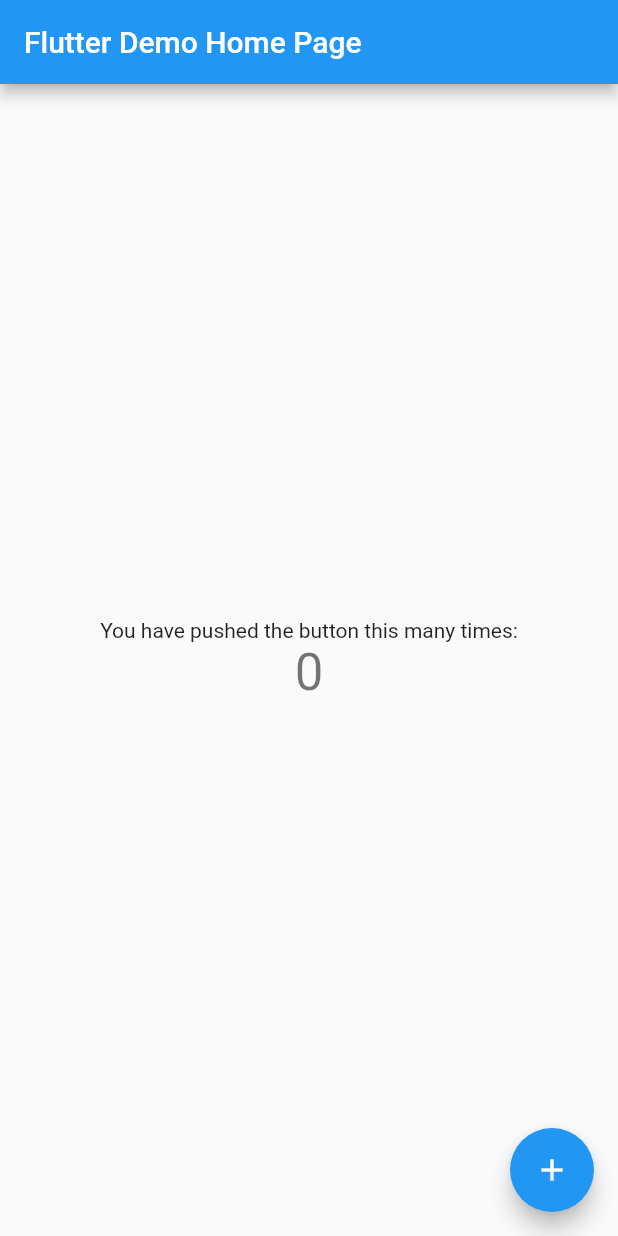
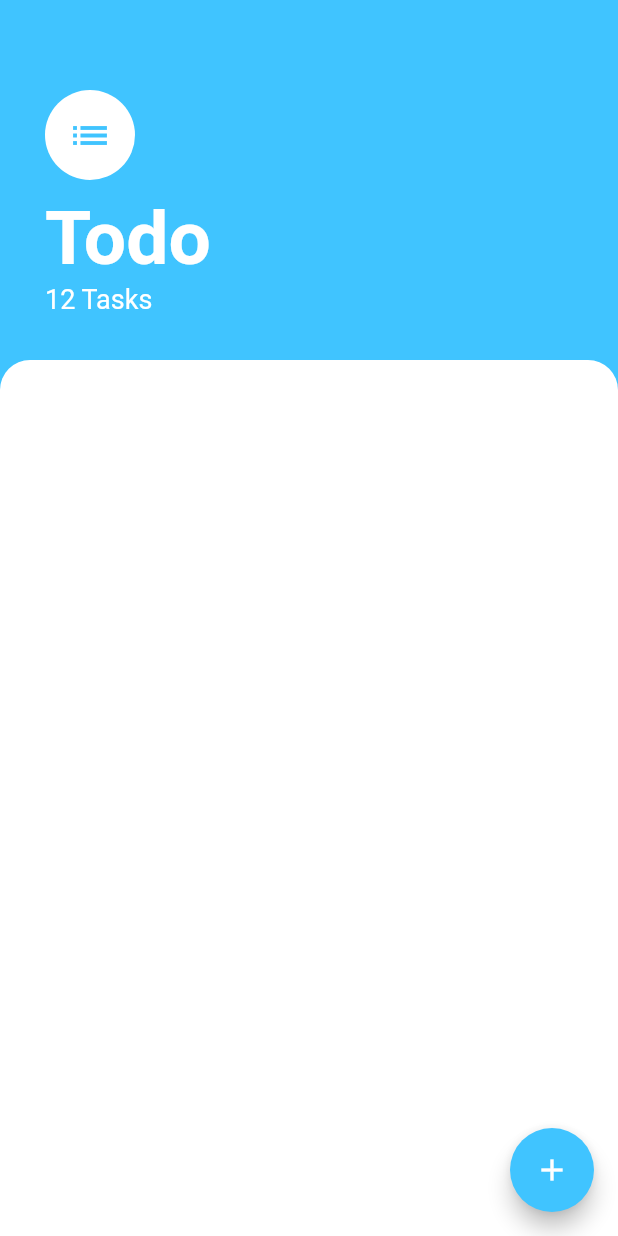
Before and after one commit to arvan903/todo_list_flutter, a Flutter app: the screen it shows after launch, on a phone screen of 412 x 824 dp. Run offline on Flutter 3.47's test engine with Material 2 defaults, Android fonts, the phone set to English and light mode, and no system bars.

Commit message:
First design added

```diff
--- a/lib/main.dart
+++ b/lib/main.dart
@@ -1,115 +1,15 @@
 import 'package:flutter/material.dart';
+import 'package:todo_list_flutter/screens/task_screen.dart';
 
-void main() {
-  runApp(const MyApp());
-}
+void main() => runApp(myApp());
 
-class MyApp extends StatelessWidget {
-  const MyApp({Key? key}) : super(key: key);
+class myApp extends StatelessWidget {
+  const myApp({Key? key}) : super(key: key);
 
-  // This widget is the root of your application.
   @override
   Widget build(BuildContext context) {
     return MaterialApp(
-      title: 'Flutter Demo',
-      theme: ThemeData(
-        // This is the theme of your application.
-        //
-        // Try running your application with "flutter run". You'll see the
-        // application has a blue toolbar. Then, without quitting the app, try
-        // changing the primarySwatch below to Colors.green and then invoke
-        // "hot reload" (press "r" in the console where you ran "flutter run",
-        // or simply save your changes to "hot reload" in a Flutter IDE).
-        // Notice that the counter didn't reset back to zero; the application
-        // is not restarted.
-        primarySwatch: Colors.blue,
-      ),
-      home: const MyHomePage(title: 'Flutter Demo Home Page'),
+      home: TasksScreen(),
     );
   }
 }
-
-class MyHomePage extends StatefulWidget {
-  const MyHomePage({Key? key, required this.title}) : super(key: key);
-
-  // This widget is the home page of your application. It is stateful, meaning
-  // that it has a State object (defined below) that contains fields that affect
-  // how it looks.
-
-  // This class is the configuration for the state. It holds the values (in this
-  // case the title) provided by the parent (in this case the App widget) and
-  // used by the build method of the State. Fields in a Widget subclass are
-  // always marked "final".
-
-  final String title;
-
-  @override
-  State<MyHomePage> createState() => _MyHomePageState();
-}
-
-class _MyHomePageState extends State<MyHomePage> {
-  int _counter = 0;
-
-  void _incrementCounter() {
-    setState(() {
-      // This call to setState tells the Flutter framework that something has
-      // changed in this State, which causes it to rerun the build method below
-      // so that the display can reflect the updated values. If we changed
-      // _counter without calling setState(), then the build method would not be
-      // called again, and so nothing would appear to happen.
-      _counter++;
-    });
-  }
-
-  @override
-  Widget build(BuildContext context) {
-    // This method is rerun every time setState is called, for instance as done
-    // by the _incrementCounter method above.
-    //
-    // The Flutter framework has been optimized to make rerunning build methods
-    // fast, so that you can just rebuild anything that needs updating rather
-    // than having to individually change instances of widgets.
-    return Scaffold(
-      appBar: AppBar(
-        // Here we take the value from the MyHomePage object that was created by
-        // the App.build method, and use it to set our appbar title.
-        title: Text(widget.title),
-      ),
-      body: Center(
-        // Center is a layout widget. It takes a single child and positions it
-        // in the middle of the parent.
-        child: Column(
-          // Column is also a layout widget. It takes a list of children and
-          // arranges them vertically. By default, it sizes itself to fit its
-          // children horizontally, and tries to be as tall as its parent.
-          //
-          // Invoke "debug painting" (press "p" in the console, choose the
-          // "Toggle Debug Paint" action from the Flutter Inspector in Android
-          // Studio, or the "Toggle Debug Paint" command in Visual Studio Code)
-          // to see the wireframe for each widget.
-          //
-          // Column has various properties to control how it sizes itself and
-          // how it positions its children. Here we use mainAxisAlignment to
-          // center the children vertically; the main axis here is the vertical
-          // axis because Columns are vertical (the cross axis would be
-          // horizontal).
-          mainAxisAlignment: MainAxisAlignment.center,
-          children: <Widget>[
-            const Text(
-              'You have pushed the button this many times:',
-            ),
-            Text(
-              '$_counter',
-              style: Theme.of(context).textTheme.headline4,
-            ),
-          ],
-        ),
-      ),
-      floatingActionButton: FloatingActionButton(
-        onPressed: _incrementCounter,
-        tooltip: 'Increment',
-        child: const Icon(Icons.add),
-      ), // This trailing comma makes auto-formatting nicer for build methods.
-    );
-  }
-}
--- /dev/null
+++ b/lib/screens/task_screen.dart
@@ -0,0 +1,64 @@
+import 'package:flutter/cupertino.dart';
+import 'package:flutter/material.dart';
+
+class TasksScreen extends StatelessWidget {
+  const TasksScreen({Key? key}) : super(key: key);
+
+  @override
+  Widget build(BuildContext context) {
+    return Scaffold(
+      backgroundColor: Colors.lightBlueAccent,
+      floatingActionButton: FloatingActionButton(
+        onPressed: null,
+        backgroundColor: Colors.lightBlueAccent,
+        child: Icon(Icons.add),
+      ),
+      body: Column(
+        crossAxisAlignment: CrossAxisAlignment.start,
+        children: [
+          Container(
+            padding: EdgeInsets.only(
+                top: 60.0, left: 30.0, right: 30.0, bottom: 30.0),
+            child: Column(
+              crossAxisAlignment: CrossAxisAlignment.start,
+              children: [
+                CircleAvatar(
+                  child: Icon(
+                    Icons.list,
+                    size: 30.0,
+                    color: Colors.lightBlueAccent,
+                  ),
+                  backgroundColor: Colors.white,
+                  radius: 30.0,
+                ),
+                SizedBox(
+                  height: 10.0,
+                ),
+                Text(
+                  'Todo',
+                  style: TextStyle(
+                      color: Colors.white,
+                      fontSize: 50.0,
+                      fontWeight: FontWeight.w700),
+                ),
+                Text(
+                  '12 Tasks',
+                  style: TextStyle(color: Colors.white, fontSize: 18.0),
+                ),
+              ],
+            ),
+          ),
+          Expanded(
+            child: Container(
+              decoration: BoxDecoration(
+                  color: Colors.white,
+                  borderRadius: BorderRadius.only(
+                      topLeft: Radius.circular(20.0),
+                      topRight: Radius.circular(20.0))),
+            ),
+          ),
+        ],
+      ),
+    );
+  }
+}
```
